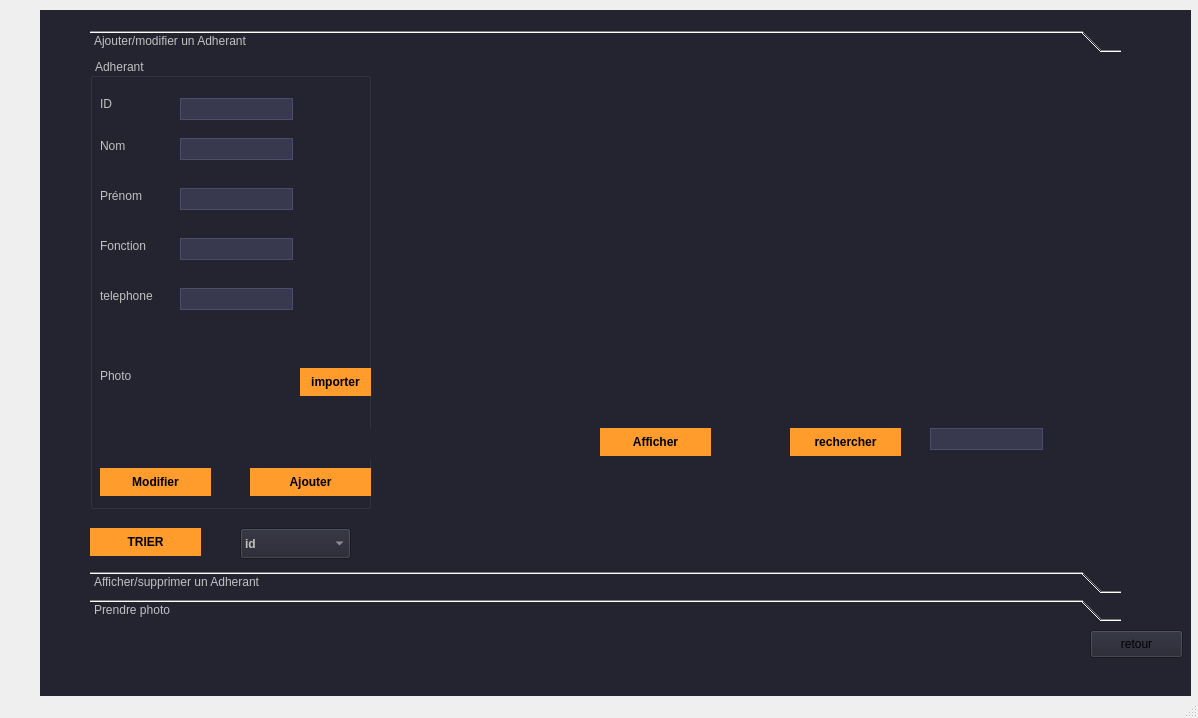
Above: Adherant/mainwindow.ui from azyyzme01/ASSOCIATION_D-AIDE before the change. Below: the same form after it.
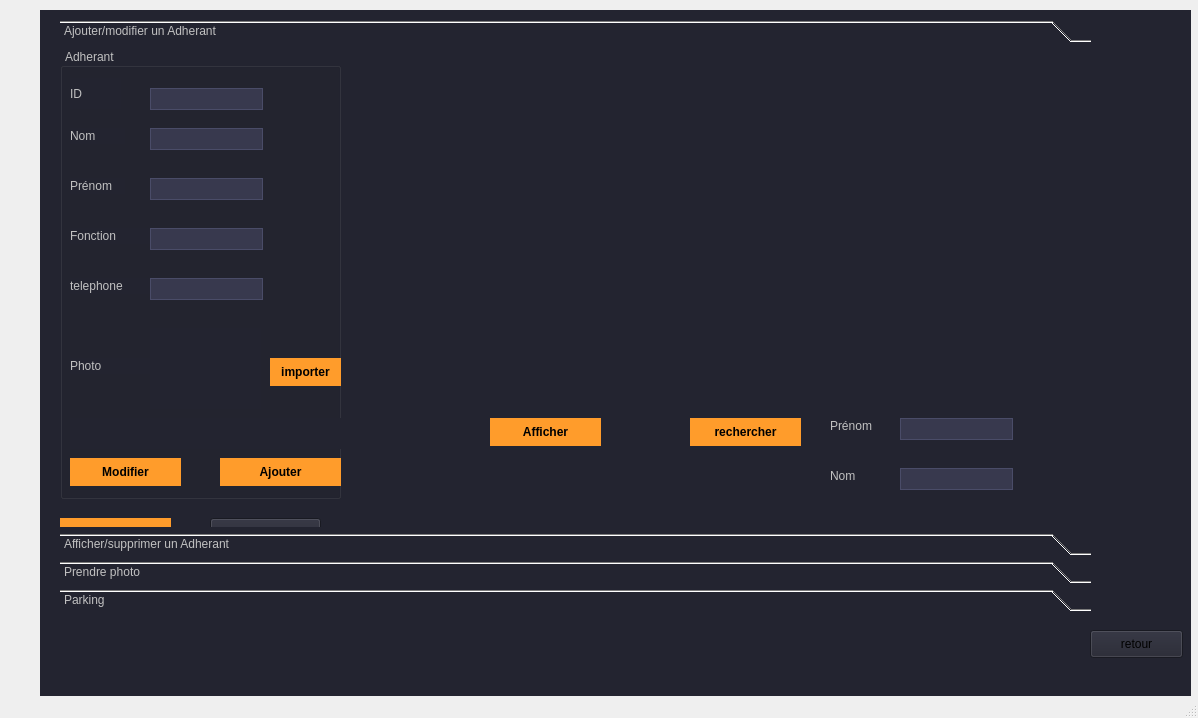
That is the form after the change. The open tabs and pages were chosen to show the change. Icons and pictures are not drawn.

```diff
--- a/Adherant/mainwindow.ui
+++ b/Adherant/mainwindow.ui
@@ -194,8 +194,8 @@
      <widget class="QToolBox" name="toolBox_4">
       <property name="geometry">
        <rect>
-        <x>50</x>
-        <y>20</y>
+        <x>20</x>
+        <y>10</y>
         <width>1031</width>
         <height>591</height>
        </rect>
@@ -214,7 +214,7 @@
          <x>0</x>
          <y>0</y>
          <width>1031</width>
-         <height>501</height>
+         <height>471</height>
         </rect>
        </property>
        <attribute name="icon">
@@ -518,7 +518,7 @@
        <widget class="QPushButton" name="pushButton_afficher_adherant">
         <property name="geometry">
          <rect>
-          <x>510</x>
+          <x>430</x>
           <y>370</y>
           <width>111</width>
           <height>28</height>
@@ -539,7 +539,7 @@
        <widget class="QPushButton" name="pushButton_rechercherA">
         <property name="geometry">
          <rect>
-          <x>700</x>
+          <x>630</x>
           <y>370</y>
           <width>111</width>
           <height>28</height>
@@ -625,6 +625,49 @@
 	border-color: #4a4c68;</string>
         </property>
        </widget>
+       <widget class="QLineEdit" name="le_id_4">
+        <property name="geometry">
+         <rect>
+          <x>840</x>
+          <y>420</y>
+          <width>113</width>
+          <height>22</height>
+         </rect>
+        </property>
+        <property name="styleSheet">
+         <string notr="true">background-color: #38394e;
+	color: #c1c1c1;
+	border-style: solid;
+	border-width: 1px;
+	border-color: #4a4c68;</string>
+        </property>
+       </widget>
+       <widget class="QLabel" name="label_15">
+        <property name="geometry">
+         <rect>
+          <x>770</x>
+          <y>420</y>
+          <width>55</width>
+          <height>16</height>
+         </rect>
+        </property>
+        <property name="text">
+         <string>Nom</string>
+        </property>
+       </widget>
+       <widget class="QLabel" name="label_16">
+        <property name="geometry">
+         <rect>
+          <x>770</x>
+          <y>370</y>
+          <width>55</width>
+          <height>16</height>
+         </rect>
+        </property>
+        <property name="text">
+         <string>Prénom</string>
+        </property>
+       </widget>
       </widget>
       <widget class="QWidget" name="page_14">
        <property name="geometry">
@@ -904,6 +947,53 @@
         </property>
        </widget>
       </widget>
+      <widget class="QWidget" name="page_18">
+       <attribute name="label">
+        <string>Parking</string>
+       </attribute>
+       <widget class="QPushButton" name="pushButton_15">
+        <property name="geometry">
+         <rect>
+          <x>220</x>
+          <y>190</y>
+          <width>93</width>
+          <height>28</height>
+         </rect>
+        </property>
+        <property name="styleSheet">
+         <string notr="true">background-color: #ff9c2b;
+	color: #000000;
+	font-weight: bold;
+	border-style: solid;
+	border-color: #000000;
+	padding: 6px;</string>
+        </property>
+        <property name="text">
+         <string>OPEN</string>
+        </property>
+       </widget>
+       <widget class="QPushButton" name="pushButton_16">
+        <property name="geometry">
+         <rect>
+          <x>630</x>
+          <y>190</y>
+          <width>93</width>
+          <height>28</height>
+         </rect>
+        </property>
+        <property name="styleSheet">
+         <string notr="true">background-color: #ff9c2b;
+	color: #000000;
+	font-weight: bold;
+	border-style: solid;
+	border-color: #000000;
+	padding: 6px;</string>
+        </property>
+        <property name="text">
+         <string>CLOSE</string>
+        </property>
+       </widget>
+      </widget>
      </widget>
     </widget>
     <widget class="QWidget" name="simplemembre">
```
Left out of the diff: 6 changed lines with no effect on the pictures.
